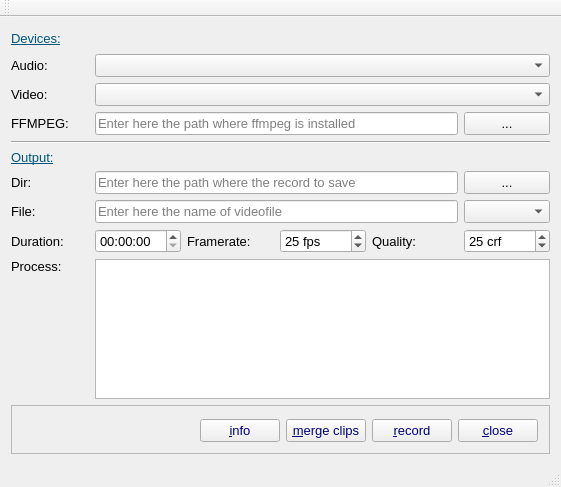
The window that mainwindow.ui (fasa1964/screenrecorder) describes before a commit, drawn with Qt 5.
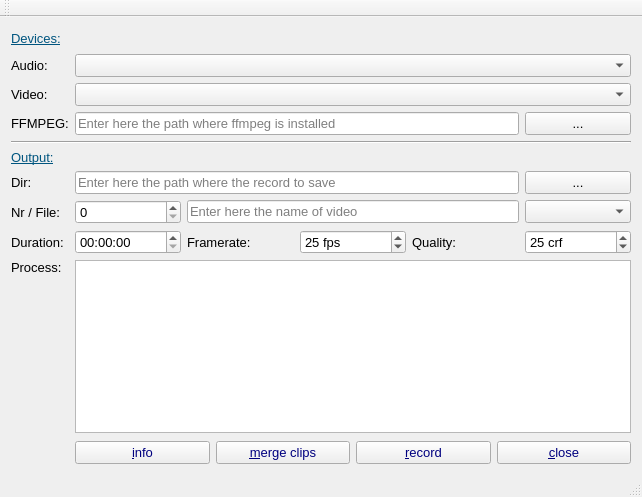
The same window after the commit.

Commit message: Add spin box to obtain nr for clips.

What changed in the file:
```diff
--- a/mainwindow.ui
+++ b/mainwindow.ui
@@ -6,8 +6,8 @@
    <rect>
     <x>0</x>
     <y>0</y>
-    <width>561</width>
-    <height>487</height>
+    <width>642</width>
+    <height>497</height>
    </rect>
   </property>
   <property name="font">
@@ -20,6 +20,13 @@
   </property>
   <widget class="QWidget" name="centralWidget">
    <layout class="QGridLayout" name="gridLayout_2">
+    <item row="4" column="0" colspan="6">
+     <widget class="Line" name="line">
+      <property name="orientation">
+       <enum>Qt::Horizontal</enum>
+      </property>
+     </widget>
+    </item>
     <item row="7" column="1" colspan="4">
      <widget class="QLineEdit" name="pathRecordEdit">
       <property name="toolTip">
@@ -30,10 +37,10 @@
       </property>
      </widget>
     </item>
-    <item row="4" column="0" colspan="6">
-     <widget class="Line" name="line">
-      <property name="orientation">
-       <enum>Qt::Horizontal</enum>
+    <item row="3" column="0">
+     <widget class="QLabel" name="label_11">
+      <property name="text">
+       <string>FFMPEG:</string>
       </property>
      </widget>
     </item>
@@ -50,62 +57,6 @@
       </property>
      </spacer>
     </item>
-    <item row="3" column="0">
-     <widget class="QLabel" name="label_11">
-      <property name="text">
-       <string>FFMPEG:</string>
-      </property>
-     </widget>
-    </item>
-    <item row="5" column="0" rowspan="2">
-     <widget class="QLabel" name="label_9">
-      <property name="palette">
-       <palette>
-        <active>
-         <colorrole role="WindowText">
-          <brush brushstyle="SolidPattern">
-           <color alpha="255">
-            <red>0</red>
-            <green>85</green>
-            <blue>127</blue>
-           </color>
-          </brush>
-         </colorrole>
-        </active>
-        <inactive>
-         <colorrole role="WindowText">
-          <brush brushstyle="SolidPattern">
-           <color alpha="255">
-            <red>0</red>
-            <green>85</green>
-            <blue>127</blue>
-           </color>
-          </brush>
-         </colorrole>
-        </inactive>
-        <disabled>
-         <colorrole role="WindowText">
-          <brush brushstyle="SolidPattern">
-           <color alpha="255">
-            <red>120</red>
-            <green>120</green>
-            <blue>120</blue>
-           </color>
-          </brush>
-         </colorrole>
-        </disabled>
-       </palette>
-      </property>
-      <property name="font">
-       <font>
-        <underline>true</underline>
-       </font>
-      </property>
-      <property name="text">
-       <string>Output:</string>
-      </property>
-     </widget>
-    </item>
     <item row="0" column="0">
      <widget class="QLabel" name="label">
       <property name="palette">
@@ -163,22 +114,6 @@
       </property>
      </widget>
     </item>
-    <item row="3" column="5">
-     <widget class="QPushButton" name="ffmpegDirButton">
-      <property name="maximumSize">
-       <size>
-        <width>129</width>
-        <height>16777215</height>
-       </size>
-      </property>
-      <property name="toolTip">
-       <string>Opnes a file dialog</string>
-      </property>
-      <property name="text">
-       <string>...</string>
-      </property>
-     </widget>
-    </item>
     <item row="1" column="0">
      <widget class="QLabel" name="label_2">
       <property name="text">
@@ -186,6 +121,74 @@
       </property>
      </widget>
     </item>
+    <item row="5" column="0" rowspan="2">
+     <widget class="QLabel" name="label_9">
+      <property name="palette">
+       <palette>
+        <active>
+         <colorrole role="WindowText">
+          <brush brushstyle="SolidPattern">
+           <color alpha="255">
+            <red>0</red>
+            <green>85</green>
+            <blue>127</blue>
+           </color>
+          </brush>
+         </colorrole>
+        </active>
+        <inactive>
+         <colorrole role="WindowText">
+          <brush brushstyle="SolidPattern">
+           <color alpha="255">
+            <red>0</red>
+            <green>85</green>
+            <blue>127</blue>
+           </color>
+          </brush>
+         </colorrole>
+        </inactive>
+        <disabled>
+         <colorrole role="WindowText">
+          <brush brushstyle="SolidPattern">
+           <color alpha="255">
+            <red>120</red>
+            <green>120</green>
+            <blue>120</blue>
+           </color>
+          </brush>
+         </colorrole>
+        </disabled>
+       </palette>
+      </property>
+      <property name="font">
+       <font>
+        <underline>true</underline>
+       </font>
+      </property>
+      <property name="text">
+       <string>Output:</string>
+      </property>
+     </widget>
+    </item>
+    <item row="3" column="5">
+     <widget class="QPushButton" name="ffmpegDirButton">
+      <property name="maximumSize">
+       <size>
+        <width>129</width>
+        <height>16777215</height>
+       </size>
+      </property>
+      <property name="toolTip">
+       <string>Opnes a file dialog</string>
+      </property>
+      <property name="text">
+       <string>...</string>
+      </property>
+     </widget>
+    </item>
+    <item row="1" column="1" colspan="5">
+     <widget class="QComboBox" name="audioDeviceBox"/>
+    </item>
     <item row="7" column="0">
      <widget class="QLabel" name="label_10">
       <property name="text">
@@ -193,242 +196,6 @@
       </property>
      </widget>
     </item>
-    <item row="1" column="1" colspan="5">
-     <widget class="QComboBox" name="audioDeviceBox"/>
-    </item>
-    <item row="13" column="0" colspan="6">
-     <widget class="QFrame" name="frame">
-      <property name="frameShape">
-       <enum>QFrame::StyledPanel</enum>
-      </property>
-      <property name="frameShadow">
-       <enum>QFrame::Plain</enum>
-      </property>
-      <layout class="QGridLayout" name="gridLayout">
-       <item row="0" column="0">
-        <spacer name="horizontalSpacer">
-         <property name="orientation">
-          <enum>Qt::Horizontal</enum>
-         </property>
-         <property name="sizeHint" stdset="0">
-          <size>
-           <width>302</width>
-           <height>20</height>
-          </size>
-         </property>
-        </spacer>
-       </item>
-       <item row="0" column="1">
-        <layout class="QHBoxLayout" name="horizontalLayout">
-         <property name="leftMargin">
-          <number>0</number>
-         </property>
-         <property name="topMargin">
-          <number>2</number>
-         </property>
-         <item>
-          <widget class="QPushButton" name="infoButton">
-           <property name="palette">
-            <palette>
-             <active>
-              <colorrole role="ButtonText">
-               <brush brushstyle="SolidPattern">
-                <color alpha="255">
-                 <red>0</red>
-                 <green>0</green>
-                 <blue>127</blue>
-                </color>
-               </brush>
-              </colorrole>
-             </active>
-             <inactive>
-              <colorrole role="ButtonText">
-               <brush brushstyle="SolidPattern">
-                <color alpha="255">
-                 <red>0</red>
-                 <green>0</green>
-                 <blue>127</blue>
-                </color>
-               </brush>
-              </colorrole>
-             </inactive>
-             <disabled>
-              <colorrole role="ButtonText">
-               <brush brushstyle="SolidPattern">
-                <color alpha="255">
-                 <red>120</red>
-                 <green>120</green>
-                 <blue>120</blue>
-                </color>
-               </brush>
-              </colorrole>
-             </disabled>
-            </palette>
-           </property>
-           <property name="text">
-            <string>&amp;info</string>
-           </property>
-          </widget>
-         </item>
-         <item>
-          <widget class="QPushButton" name="mergeButton">
-           <property name="enabled">
-            <bool>true</bool>
-           </property>
-           <property name="palette">
-            <palette>
-             <active>
-              <colorrole role="ButtonText">
-               <brush brushstyle="SolidPattern">
-                <color alpha="255">
-                 <red>0</red>
-                 <green>0</green>
-                 <blue>127</blue>
-                </color>
-               </brush>
-              </colorrole>
-             </active>
-             <inactive>
-              <colorrole role="ButtonText">
-               <brush brushstyle="SolidPattern">
-                <color alpha="255">
-                 <red>0</red>
-                 <green>0</green>
-                 <blue>127</blue>
-                </color>
-               </brush>
-              </colorrole>
-             </inactive>
-             <disabled>
-              <colorrole role="ButtonText">
-               <brush brushstyle="SolidPattern">
-                <color alpha="255">
-                 <red>120</red>
-                 <green>120</green>
-                 <blue>120</blue>
-                </color>
-               </brush>
-              </colorrole>
-             </disabled>
-            </palette>
-           </property>
-           <property name="toolTip">
-            <string>&lt;html&gt;&lt;head/&gt;&lt;body&gt;&lt;p&gt;Merge videos &lt;/p&gt;&lt;/body&gt;&lt;/html&gt;</string>
-           </property>
-           <property name="text">
-            <string>&amp;merge clips</string>
-           </property>
-          </widget>
-         </item>
-         <item>
-          <widget class="QPushButton" name="recordButton">
-           <property name="palette">
-            <palette>
-             <active>
-              <colorrole role="ButtonText">
-               <brush brushstyle="SolidPattern">
-                <color alpha="255">
-                 <red>0</red>
-                 <green>0</green>
-                 <blue>127</blue>
-                </color>
-               </brush>
-              </colorrole>
-             </active>
-             <inactive>
-              <colorrole role="ButtonText">
-               <brush brushstyle="SolidPattern">
-                <color alpha="255">
-                 <red>0</red>
-                 <green>0</green>
-                 <blue>127</blue>
-                </color>
-               </brush>
-              </colorrole>
-             </inactive>
-             <disabled>
-              <colorrole role="ButtonText">
-               <brush brushstyle="SolidPattern">
-                <color alpha="255">
-                 <red>120</red>
-                 <green>120</green>
-                 <blue>120</blue>
-                </color>
-               </brush>
-              </colorrole>
-             </disabled>
-            </palette>
-           </property>
-           <property name="toolTip">
-            <string>&lt;html&gt;&lt;head/&gt;&lt;body&gt;&lt;p&gt;Start recording&lt;/p&gt;&lt;p&gt;ShortCut Ctrl+r&lt;/p&gt;&lt;/body&gt;&lt;/html&gt;</string>
-           </property>
-           <property name="text">
-            <string>&amp;record</string>
-           </property>
-           <property name="shortcut">
-            <string>Ctrl+R</string>
-           </property>
-          </widget>
-         </item>
-         <item>
-          <widget class="QPushButton" name="closeButton">
-           <property name="palette">
-            <palette>
-             <active>
-              <colorrole role="ButtonText">
-               <brush brushstyle="SolidPattern">
-                <color alpha="255">
-                 <red>0</red>
-                 <green>0</green>
-                 <blue>127</blue>
-                </color>
-               </brush>
-              </colorrole>
-             </active>
-             <inactive>
-              <colorrole role="ButtonText">
-               <brush brushstyle="SolidPattern">
-                <color alpha="255">
-                 <red>0</red>
-                 <green>0</green>
-                 <blue>127</blue>
-                </color>
-               </brush>
-              </colorrole>
-             </inactive>
-             <disabled>
-              <colorrole role="ButtonText">
-               <brush brushstyle="SolidPattern">
-                <color alpha="255">
-                 <red>120</red>
-                 <green>120</green>
-                 <blue>120</blue>
-                </color>
-               </brush>
-              </colorrole>
-             </disabled>
-            </palette>
-           </property>
-           <property name="text">
-            <string>&amp;close</string>
-           </property>
-          </widget>
-         </item>
-        </layout>
-       </item>
-      </layout>
-     </widget>
-    </item>
-    <item row="9" column="1" colspan="4">
-     <widget class="QLineEdit" name="outputEdit">
-      <property name="toolTip">
-       <string>Name of video</string>
-      </property>
-      <property name="placeholderText">
-       <string>Enter here the name of videofile</string>
-      </property>
-     </widget>
-    </item>
     <item row="3" column="1" colspan="4">
      <widget class="QLineEdit" name="ffmpegEdit">
       <property name="toolTip">
@@ -442,6 +209,13 @@
     <item row="2" column="1" colspan="5">
      <widget class="QComboBox" name="videoDeviceBox"/>
     </item>
+    <item row="11" column="0">
+     <widget class="QLabel" name="label_4">
+      <property name="text">
+       <string>Process:</string>
+      </property>
+     </widget>
+    </item>
     <item row="10" column="5">
      <widget class="QSpinBox" name="crfBox">
       <property name="toolTip">
@@ -462,13 +236,6 @@
       </property>
      </widget>
     </item>
-    <item row="11" column="0">
-     <widget class="QLabel" name="label_4">
-      <property name="text">
-       <string>Process:</string>
-      </property>
-     </widget>
-    </item>
     <item row="10" column="4">
      <widget class="QLabel" name="label_8">
       <property name="text">
@@ -483,6 +250,26 @@
       </property>
      </widget>
     </item>
+    <item row="9" column="0">
+     <widget class="QLabel" name="label_5">
+      <property name="text">
+       <string>Nr / File:</string>
+      </property>
+     </widget>
+    </item>
+    <item row="9" column="5">
+     <widget class="QComboBox" name="videoFormatBox">
+      <property name="maximumSize">
+       <size>
+        <width>129</width>
+        <height>16777215</height>
+       </size>
+      </property>
+      <property name="toolTip">
+       <string>Videoformat</string>
+      </property>
+     </widget>
+    </item>
     <item row="12" column="0">
      <spacer name="verticalSpacer">
       <property name="orientation">
@@ -496,33 +283,6 @@
       </property>
      </spacer>
     </item>
-    <item row="9" column="5">
-     <widget class="QComboBox" name="videoFormatBox">
-      <property name="maximumSize">
-       <size>
-        <width>129</width>
-        <height>16777215</height>
-       </size>
-      </property>
-      <property name="toolTip">
-       <string>Videoformat</string>
-      </property>
-     </widget>
-    </item>
-    <item row="9" column="0">
-     <widget class="QLabel" name="label_5">
-      <property name="text">
-       <string>File:</string>
-      </property>
-     </widget>
-    </item>
-    <item row="10" column="0">
-     <widget class="QLabel" name="label_6">
-      <property name="text">
-       <string>Duration:</string>
-      </property>
-     </widget>
-    </item>
     <item row="10" column="1">
      <widget class="QTimeEdit" name="timeEdit">
       <property name="toolTip">
@@ -533,6 +293,13 @@
       </property>
      </widget>
     </item>
+    <item row="10" column="0">
+     <widget class="QLabel" name="label_6">
+      <property name="text">
+       <string>Duration:</string>
+      </property>
+     </widget>
+    </item>
     <item row="10" column="2">
      <widget class="QLabel" name="label_7">
       <property name="text">
@@ -575,6 +342,221 @@
       </property>
      </widget>
     </item>
+    <item row="13" column="1" colspan="5">
+     <layout class="QHBoxLayout" name="horizontalLayout">
+      <property name="leftMargin">
+       <number>0</number>
+      </property>
+      <property name="topMargin">
+       <number>2</number>
+      </property>
+      <item>
+       <widget class="QPushButton" name="infoButton">
+        <property name="palette">
+         <palette>
+          <active>
+           <colorrole role="ButtonText">
+            <brush brushstyle="SolidPattern">
+             <color alpha="255">
+              <red>0</red>
+              <green>0</green>
+              <blue>127</blue>
+             </color>
+            </brush>
+           </colorrole>
+          </active>
+          <inactive>
+           <colorrole role="ButtonText">
+            <brush brushstyle="SolidPattern">
+             <color alpha="255">
+              <red>0</red>
+              <green>0</green>
+              <blue>127</blue>
+             </color>
+            </brush>
+           </colorrole>
+          </inactive>
+          <disabled>
+           <colorrole role="ButtonText">
+            <brush brushstyle="SolidPattern">
+             <color alpha="255">
+              <red>120</red>
+              <green>120</green>
+              <blue>120</blue>
+             </color>
+            </brush>
+           </colorrole>
+          </disabled>
+         </palette>
+        </property>
+        <property name="text">
+         <string>&amp;info</string>
+        </property>
+       </widget>
+      </item>
+      <item>
+       <widget class="QPushButton" name="mergeButton">
+        <property name="enabled">
+         <bool>true</bool>
+        </property>
+        <property name="palette">
+         <palette>
+          <active>
+           <colorrole role="ButtonText">
+            <brush brushstyle="SolidPattern">
+             <color alpha="255">
+              <red>0</red>
+              <green>0</green>
+              <blue>127</blue>
+             </color>
+            </brush>
+           </colorrole>
+          </active>
+          <inactive>
+           <colorrole role="ButtonText">
+            <brush brushstyle="SolidPattern">
+             <color alpha="255">
+              <red>0</red>
+              <green>0</green>
+              <blue>127</blue>
+             </color>
+            </brush>
+           </colorrole>
+          </inactive>
+          <disabled>
+           <colorrole role="ButtonText">
+            <brush brushstyle="SolidPattern">
+             <color alpha="255">
+              <red>120</red>
+              <green>120</green>
+              <blue>120</blue>
+             </color>
+            </brush>
+           </colorrole>
+          </disabled>
+         </palette>
+        </property>
+        <property name="toolTip">
+         <string>&lt;html&gt;&lt;head/&gt;&lt;body&gt;&lt;p&gt;Merge videos &lt;/p&gt;&lt;/body&gt;&lt;/html&gt;</string>
+        </property>
+        <property name="text">
+         <string>&amp;merge clips</string>
+        </property>
+       </widget>
+      </item>
+      <item>
+       <widget class="QPushButton" name="recordButton">
+        <property name="palette">
+         <palette>
+          <active>
+           <colorrole role="ButtonText">
+            <brush brushstyle="SolidPattern">
+             <color alpha="255">
+              <red>0</red>
+              <green>0</green>
+              <blue>127</blue>
+             </color>
+            </brush>
+           </colorrole>
+          </active>
+          <inactive>
+           <colorrole role="ButtonText">
+            <brush brushstyle="SolidPattern">
+             <color alpha="255">
+              <red>0</red>
+              <green>0</green>
+              <blue>127</blue>
+             </color>
+            </brush>
+           </colorrole>
+          </inactive>
+          <disabled>
+           <colorrole role="ButtonText">
+            <brush brushstyle="SolidPattern">
+             <color alpha="255">
+              <red>120</red>
+              <green>120</green>
+              <blue>120</blue>
+             </color>
+            </brush>
+           </colorrole>
+          </disabled>
+         </palette>
+        </property>
+        <property name="toolTip">
+         <string>&lt;html&gt;&lt;head/&gt;&lt;body&gt;&lt;p&gt;Start recording&lt;/p&gt;&lt;p&gt;ShortCut Ctrl+r&lt;/p&gt;&lt;/body&gt;&lt;/html&gt;</string>
+        </property>
+        <property name="text">
+         <string>&amp;record</string>
+        </property>
+        <property name="shortcut">
+         <string>Ctrl+R</string>
+        </property>
+       </widget>
+      </item>
+      <item>
+       <widget class="QPushButton" name="closeButton">
+        <property name="palette">
+         <palette>
+          <active>
+           <colorrole role="ButtonText">
+            <brush brushstyle="SolidPattern">
+             <color alpha="255">
+              <red>0</red>
+              <green>0</green>
+              <blue>127</blue>
+             </color>
+            </brush>
+           </colorrole>
+          </active>
+          <inactive>
+           <colorrole role="ButtonText">
+            <brush brushstyle="SolidPattern">
+             <color alpha="255">
+              <red>0</red>
+              <green>0</green>
+              <blue>127</blue>
+             </color>
+            </brush>
+           </colorrole>
+          </inactive>
+          <disabled>
+           <colorrole role="ButtonText">
+            <brush brushstyle="SolidPattern">
+             <color alpha="255">
+              <red>120</red>
+              <green>120</green>
+              <blue>120</blue>
+             </color>
+            </brush>
+           </colorrole>
+          </disabled>
+         </palette>
+        </property>
+        <property name="text">
+         <string>&amp;close</string>
+        </property>
+       </widget>
+      </item>
+     </layout>
+    </item>
+    <item row="9" column="2" colspan="3">
+     <widget class="QLineEdit" name="outputEdit">
+      <property name="toolTip">
+       <string>Name of video</string>
+      </property>
+      <property name="placeholderText">
+       <string>Enter here the name of video</string>
+      </property>
+     </widget>
+    </item>
+    <item row="9" column="1">
+     <widget class="QSpinBox" name="nrBox">
+      <property name="toolTip">
+       <string>Enter a value for a number of video</string>
+      </property>
+     </widget>
+    </item>
    </layout>
   </widget>
   <widget class="QToolBar" name="mainToolBar">
```
The commit also changes 2 other files.
